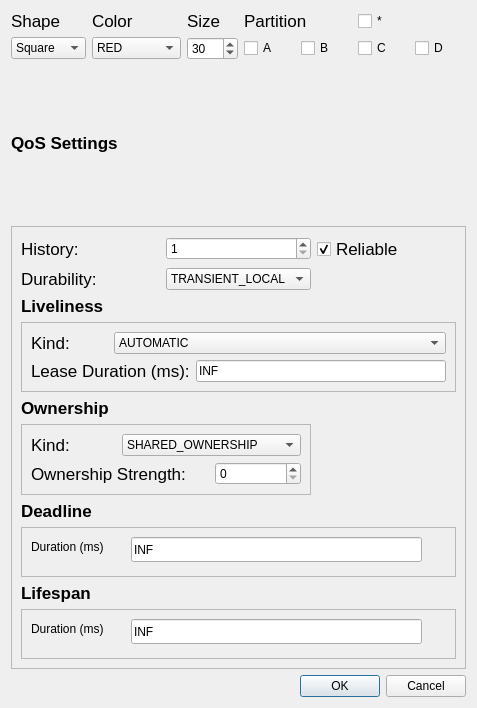
eProsima/ShapesDemo, file forms/publishdialog.ui: the form before one commit.
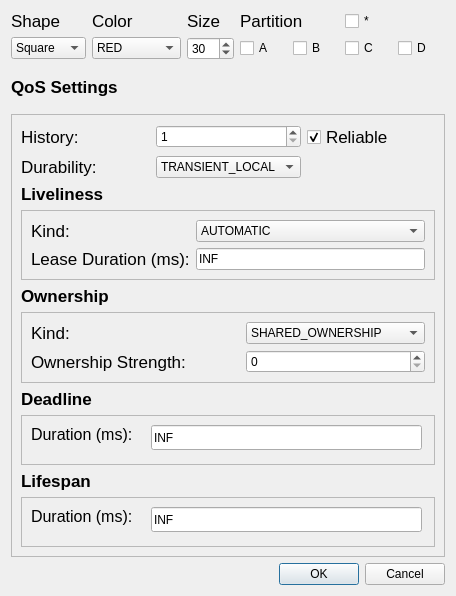
The form after the commit.

Commit message: UI updated in order to allow LivelinessQos

What changed in the file:
```diff
--- a/forms/publishdialog.ui
+++ b/forms/publishdialog.ui
@@ -6,8 +6,8 @@
    <rect>
     <x>0</x>
     <y>0</y>
-    <width>477</width>
-    <height>708</height>
+    <width>456</width>
+    <height>596</height>
    </rect>
   </property>
   <property name="windowTitle">
@@ -272,41 +272,7 @@
          <enum>QFrame::Raised</enum>
         </property>
         <layout class="QGridLayout" name="gridLayout_2">
-         <item row="0" column="0">
-          <widget class="QLabel" name="label_9">
-           <property name="font">
-            <font>
-             <pointsize>13</pointsize>
-            </font>
-           </property>
-           <property name="text">
-            <string>Kind:</string>
-           </property>
-           <property name="textFormat">
-            <enum>Qt::AutoText</enum>
-           </property>
-          </widget>
-         </item>
-         <item row="0" column="1" colspan="2">
-          <widget class="QComboBox" name="comboBox_liveliness">
-           <item>
-            <property name="text">
-             <string>AUTOMATIC</string>
-            </property>
-           </item>
-           <item>
-            <property name="text">
-             <string>MANUAL_BY_RTPSParticipant</string>
-            </property>
-           </item>
-           <item>
-            <property name="text">
-             <string>MANUAL_BY_TOPIC</string>
-            </property>
-           </item>
-          </widget>
-         </item>
-         <item row="1" column="0" colspan="2">
+         <item row="3" column="0" colspan="2">
           <widget class="QLabel" name="label_8">
            <property name="font">
             <font>
@@ -321,13 +287,47 @@
            </property>
           </widget>
          </item>
-         <item row="1" column="2">
+         <item row="3" column="2">
           <widget class="QLineEdit" name="lineEdit_leaseDuration">
            <property name="text">
             <string>INF</string>
            </property>
           </widget>
          </item>
+         <item row="0" column="2">
+          <widget class="QComboBox" name="comboBox_liveliness">
+           <item>
+            <property name="text">
+             <string>AUTOMATIC</string>
+            </property>
+           </item>
+           <item>
+            <property name="text">
+             <string>MANUAL_BY_PARTICIPANT</string>
+            </property>
+           </item>
+           <item>
+            <property name="text">
+             <string>MANUAL_BY_TOPIC</string>
+            </property>
+           </item>
+          </widget>
+         </item>
+         <item row="0" column="0">
+          <widget class="QLabel" name="label_9">
+           <property name="font">
+            <font>
+             <pointsize>13</pointsize>
+            </font>
+           </property>
+           <property name="text">
+            <string>Kind:</string>
+           </property>
+           <property name="textFormat">
+            <enum>Qt::AutoText</enum>
+           </property>
+          </widget>
+         </item>
         </layout>
        </widget>
       </item>
@@ -378,9 +378,9 @@
         <widget class="QLineEdit" name="lineEdit_Dead">
          <property name="geometry">
           <rect>
-           <x>110</x>
+           <x>130</x>
            <y>10</y>
-           <width>291</width>
+           <width>271</width>
            <height>25</height>
           </rect>
          </property>
@@ -393,12 +393,12 @@
           <rect>
            <x>10</x>
            <y>10</y>
-           <width>91</width>
+           <width>111</width>
            <height>20</height>
           </rect>
          </property>
          <property name="text">
-          <string>Duration (ms)</string>
+          <string>&lt;html&gt;&lt;head/&gt;&lt;body&gt;&lt;p&gt;&lt;span style=&quot; font-size:12pt;&quot;&gt;Duration (ms):&lt;/span&gt;&lt;/p&gt;&lt;/body&gt;&lt;/html&gt;</string>
          </property>
         </widget>
        </widget>
@@ -437,9 +437,9 @@
         <widget class="QLineEdit" name="lineEdit_Life">
          <property name="geometry">
           <rect>
-           <x>110</x>
+           <x>130</x>
            <y>10</y>
-           <width>291</width>
+           <width>271</width>
            <height>25</height>
           </rect>
          </property>
@@ -452,12 +452,12 @@
           <rect>
            <x>10</x>
            <y>10</y>
-           <width>91</width>
+           <width>111</width>
            <height>20</height>
           </rect>
          </property>
          <property name="text">
-          <string>Duration (ms)</string>
+          <string>&lt;html&gt;&lt;head/&gt;&lt;body&gt;&lt;p&gt;&lt;span style=&quot; font-size:12pt;&quot;&gt;Duration (ms):&lt;/span&gt;&lt;/p&gt;&lt;/body&gt;&lt;/html&gt;</string>
          </property>
         </widget>
        </widget>
@@ -521,7 +521,7 @@
         </property>
        </widget>
       </item>
-      <item row="5" column="0" colspan="2">
+      <item row="5" column="0" colspan="3">
        <widget class="QFrame" name="frame_3">
         <property name="frameShape">
          <enum>QFrame::StyledPanel</enum>
@@ -545,20 +545,6 @@
            </property>
           </widget>
          </item>
-         <item row="0" column="1" colspan="2">
-          <widget class="QComboBox" name="comboBox_ownership">
-           <item>
-            <property name="text">
-             <string>SHARED_OWNERSHIP</string>
-            </property>
-           </item>
-           <item>
-            <property name="text">
-             <string>EXCLUSIVE_OWNERSHIP</string>
-            </property>
-           </item>
-          </widget>
-         </item>
          <item row="2" column="0" colspan="2">
           <widget class="QLabel" name="label_12">
            <property name="font">
@@ -587,6 +573,20 @@
            </property>
           </widget>
          </item>
+         <item row="0" column="2">
+          <widget class="QComboBox" name="comboBox_ownership">
+           <item>
+            <property name="text">
+             <string>SHARED_OWNERSHIP</string>
+            </property>
+           </item>
+           <item>
+            <property name="text">
+             <string>EXCLUSIVE_OWNERSHIP</string>
+            </property>
+           </item>
+          </widget>
+         </item>
         </layout>
        </widget>
       </item>
```
Left out of the diff: 68 changed lines with no effect on the pictures. The commit also changes 10 other files.
